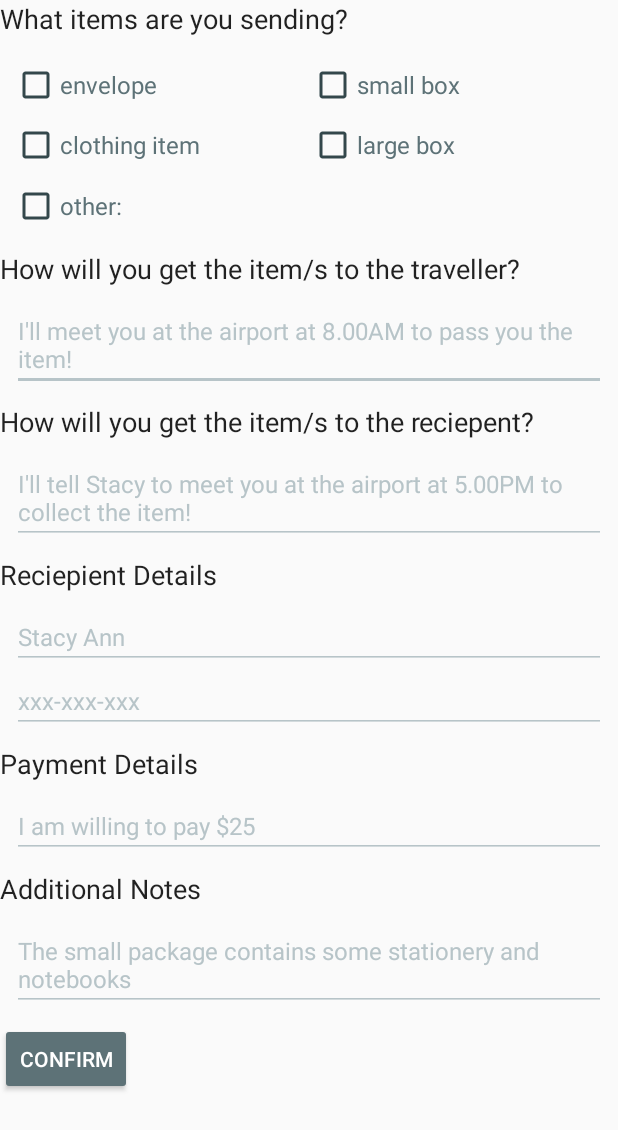
After one commit to robertvunabandi/airspace-app-old, an Android app: the RequestFormActivity screen opened directly, with no data from a screen before it, on a phone screen of 412 x 824 dp. The commit adds this screen. Shown: the top 1130 px of the screen. Run offline under Robolectric (Android 15) with nearby library versions, the phone set to English and light mode, and no system bars.

Commit message:
Added activity request form

```diff
--- a/app/build.gradle
+++ b/app/build.gradle
@@ -32,7 +32,7 @@ dependencies {
     compile 'com.loopj.android:android-async-http:1.4.9'
     compile 'com.android.support:recyclerview-v7:25.3.1'
     compile 'com.github.bumptech.glide:glide:3.8.0'
+    compile 'com.github.aakira:expandable-layout:1.4.2@aar'
     testCompile 'junit:junit:4.12'
     annotationProcessor 'org.parceler:parceler:1.1.6'
-    compile 'com.github.aakira:expandable-layout:1.4.2@aar'
 }
--- a/app/src/main/AndroidManifest.xml
+++ b/app/src/main/AndroidManifest.xml
@@ -22,7 +22,8 @@
         <activity
             android:name=".AdditionalDetails"
             android:theme="@style/Theme.AppCompat.Light.Dialog" />
-        <activity android:name=".TripResultsActivity"></activity>
+        <activity android:name=".TripResultsActivity" />
+        <activity android:name=".RequestFormActivity"></activity>
     </application>
 
 </manifest>
--- /dev/null
+++ b/app/src/main/java/com/example/mandaleeyp/teamrawrapp/RequestFormActivity.java
@@ -0,0 +1,13 @@
+package com.example.mandaleeyp.teamrawrapp;
+
+import android.support.v7.app.AppCompatActivity;
+import android.os.Bundle;
+
+public class RequestFormActivity extends AppCompatActivity {
+
+    @Override
+    protected void onCreate(Bundle savedInstanceState) {
+        super.onCreate(savedInstanceState);
+        setContentView(R.layout.activity_request_form);
+    }
+}
--- a/app/src/main/java/com/example/mandaleeyp/teamrawrapp/fragments/TripsFragment.java
+++ b/app/src/main/java/com/example/mandaleeyp/teamrawrapp/fragments/TripsFragment.java
@@ -30,7 +30,7 @@ import cz.msebera.android.httpclient.Header;
 import static com.bumptech.glide.gifdecoder.GifHeaderParser.TAG;
 
 public class TripsFragment extends Fragment {
-//    public final static String TAG = "TravelFragment";
+    // public final static String TAG = "TravelFragment";
 
     // Database url
     public final static String DB_HEROKU_URL = "http://mysterious-headland-54722.herokuapp.com";
--- /dev/null
+++ b/app/src/main/res/layout/activity_request_form.xml
@@ -0,0 +1,326 @@
+<?xml version="1.0" encoding="utf-8"?>
+<RelativeLayout xmlns:android="http://schemas.android.com/apk/res/android"
+    xmlns:app="http://schemas.android.com/apk/res-auto"
+    xmlns:tools="http://schemas.android.com/tools"
+    android:layout_width="match_parent"
+    android:layout_height="match_parent"
+    tools:context="com.example.mandaleeyp.teamrawrapp.RequestFormActivity">
+
+    <ScrollView
+        android:layout_width="match_parent"
+        android:layout_height="match_parent">
+
+<RelativeLayout
+    android:layout_width="match_parent"
+    android:layout_height="match_parent">
+    <TextView
+        android:id="@+id/tv_itemTitle"
+        android:layout_width="wrap_content"
+        android:layout_height="wrap_content"
+        android:text="What items are you sending?"
+        android:textAppearance="@style/TextAppearance.AppCompat.Body1"
+        android:textSize="18sp"
+        tools:layout_editor_absoluteX="-1dp"
+        tools:layout_editor_absoluteY="2dp" />
+
+    <RelativeLayout
+        android:id="@+id/rl_checkboxes"
+        android:layout_width="match_parent"
+        android:layout_height="wrap_content"
+        android:layout_alignParentLeft="true"
+        android:layout_alignParentStart="true"
+        android:layout_below="@+id/tv_itemTitle"
+        android:padding="8dp">
+
+        <LinearLayout
+            android:id="@+id/rl_choicesCheckboxes"
+            android:layout_width="match_parent"
+            android:layout_height="wrap_content">
+            <!-- envelope, smbox, lgbox, clothing, other -->
+            <LinearLayout
+                android:id="@+id/ll_choicesCheckboxes1"
+                android:layout_width="0dp"
+                android:layout_height="wrap_content"
+                android:layout_weight="1"
+                android:orientation="vertical">
+
+                <CheckBox
+                    android:id="@+id/cb_envelope"
+                    android:layout_width="match_parent"
+                    android:layout_height="wrap_content"
+                    android:layout_marginTop="8dp"
+                    android:backgroundTint="@color/PRegular"
+                    android:buttonTint="@color/SDark"
+                    android:onClick="onCheckboxClicked"
+                    android:text="envelope"
+                    android:textColor="@color/SRegular"
+                    android:textSize="16sp" />
+
+                <CheckBox
+                    android:id="@+id/cb_clothing"
+                    android:layout_width="match_parent"
+                    android:layout_height="wrap_content"
+                    android:layout_marginTop="8dp"
+                    android:backgroundTint="@color/PRegular"
+                    android:buttonTint="@color/SDark"
+                    android:onClick="onCheckboxClicked"
+                    android:text="clothing item"
+                    android:textColor="@color/SRegular"
+                    android:textSize="16sp" />
+            </LinearLayout>
+
+            <LinearLayout
+                android:id="@+id/ll_choicesCheckboxes2"
+                android:layout_width="0dp"
+                android:layout_height="wrap_content"
+                android:layout_weight="1"
+                android:orientation="vertical">
+
+                <CheckBox
+                    android:id="@+id/cb_smallBox"
+                    android:layout_width="match_parent"
+                    android:layout_height="wrap_content"
+                    android:layout_marginTop="8dp"
+                    android:backgroundTint="@color/PRegular"
+                    android:buttonTint="@color/SDark"
+                    android:onClick="onCheckboxClicked"
+                    android:text="small box"
+                    android:textColor="@color/SRegular"
+                    android:textSize="16sp" />
+
+                <CheckBox
+                    android:id="@+id/cb_largeBox"
+                    android:layout_width="match_parent"
+                    android:layout_height="wrap_content"
+                    android:layout_marginTop="8dp"
+                    android:backgroundTint="@color/PRegular"
+                    android:buttonTint="@color/SDark"
+                    android:onClick="onCheckboxClicked"
+                    android:text="large box"
+                    android:textColor="@color/SRegular"
+                    android:textSize="16sp" />
+            </LinearLayout>
+        </LinearLayout>
+
+        <LinearLayout
+            android:id="@+id/rl_choicesOther"
+            android:layout_width="match_parent"
+            android:layout_height="wrap_content"
+            android:layout_below="@+id/rl_choicesCheckboxes"
+            android:layout_centerHorizontal="true"
+            android:layout_marginTop="3dp">
+
+            <CheckBox
+                android:id="@+id/cb_other"
+                android:layout_width="wrap_content"
+                android:layout_height="wrap_content"
+                android:layout_alignParentLeft="true"
+                android:layout_alignParentStart="true"
+                android:layout_centerHorizontal="true"
+                android:buttonTint="@color/SDark"
+                android:onClick="onCheckboxClicked"
+                android:text="other: "
+                android:textColor="@color/SRegular"
+                android:textSize="16sp" />
+
+            <EditText
+                android:id="@+id/et_other"
+                android:layout_width="match_parent"
+                android:layout_height="wrap_content"
+                android:layout_toEndOf="@+id/cb_other"
+                android:layout_toRightOf="@+id/cb_other"
+                android:backgroundTint="@color/SXLight"
+                android:textColor="@color/PRegular"
+                android:textColorHighlight="@color/PRegular"
+                android:textColorHint="@color/SXLight"
+                android:textSize="16sp"
+                android:textStyle="bold"
+                android:visibility="invisible" />
+        </LinearLayout>
+    </RelativeLayout>
+
+    <TextView
+        android:id="@+id/tv_dropoffTitle"
+        android:layout_width="wrap_content"
+        android:layout_height="wrap_content"
+        android:layout_alignParentLeft="true"
+        android:layout_alignParentStart="true"
+        android:layout_below="@+id/rl_checkboxes"
+        android:text="How will you get the item/s to the traveller?"
+        android:textAppearance="@style/TextAppearance.AppCompat.Body1"
+        android:textSize="18sp" />
+
+    <RelativeLayout
+        android:id="@+id/rl_flexiblityDropoffInit"
+        android:layout_width="match_parent"
+        android:layout_height="wrap_content"
+        android:layout_below="@+id/tv_dropoffTitle"
+        android:padding="8dp">
+
+        <EditText
+            android:id="@+id/et_dropoff"
+            android:layout_width="match_parent"
+            android:layout_height="wrap_content"
+            android:layout_alignParentLeft="true"
+            android:layout_alignParentStart="true"
+            android:backgroundTint="@color/SXLight"
+            android:hint="I'll meet you at the airport at 8.00AM to pass you the item!"
+            android:textColor="@color/PRegular"
+            android:textColorHighlight="@color/PRegular"
+            android:textColorHint="@color/SXLight"
+            android:textSize="16sp" />
+    </RelativeLayout>
+
+    <TextView
+        android:id="@+id/tv_pickupTitle"
+        android:layout_width="wrap_content"
+        android:layout_height="wrap_content"
+        android:layout_alignParentLeft="true"
+        android:layout_alignParentStart="true"
+        android:layout_below="@+id/rl_flexiblityDropoffInit"
+        android:text="How will you get the item/s to the reciepent?"
+        android:textAppearance="@style/TextAppearance.AppCompat.Body1"
+        android:textSize="18sp" />
+
+    <RelativeLayout
+        android:id="@+id/rl_flexiblityPickupInit"
+        android:layout_width="match_parent"
+        android:layout_height="wrap_content"
+        android:layout_below="@+id/tv_pickupTitle"
+        android:padding="8dp">
+
+        <EditText
+            android:id="@+id/et_pickup"
+            android:layout_width="match_parent"
+            android:layout_height="wrap_content"
+            android:layout_alignParentLeft="true"
+            android:layout_alignParentStart="true"
+            android:backgroundTint="@color/SXLight"
+            android:hint="I'll tell Stacy to meet you at the airport at 5.00PM to collect the item!"
+            android:textColor="@color/PRegular"
+            android:textColorHighlight="@color/PRegular"
+            android:textColorHint="@color/SXLight"
+            android:textSize="16sp" />
+    </RelativeLayout>
+
+    <TextView
+        android:id="@+id/tv_recipientDetails"
+        android:layout_width="wrap_content"
+        android:layout_height="wrap_content"
+        android:layout_below="@id/rl_flexiblityPickupInit"
+        android:text="Reciepient Details"
+        android:textAppearance="@style/TextAppearance.AppCompat.Body1"
+        android:textSize="18sp"
+        tools:layout_editor_absoluteX="-1dp"
+        tools:layout_editor_absoluteY="2dp" />
+
+    <RelativeLayout
+        android:id="@+id/rl_recipientName"
+        android:layout_width="match_parent"
+        android:layout_height="wrap_content"
+        android:layout_below="@+id/tv_recipientDetails"
+        android:padding="8dp">
+
+        <EditText
+            android:id="@+id/et_name"
+            android:layout_width="match_parent"
+            android:layout_height="wrap_content"
+            android:layout_alignParentLeft="true"
+            android:layout_alignParentStart="true"
+            android:backgroundTint="@color/SXLight"
+            android:hint="Stacy Ann"
+            android:textColor="@color/PRegular"
+            android:textColorHighlight="@color/PRegular"
+            android:textColorHint="@color/SXLight"
+            android:textSize="16sp" />
+
+        <EditText
+            android:id="@+id/et_no"
+            android:layout_width="match_parent"
+            android:layout_height="wrap_content"
+            android:layout_alignParentLeft="true"
+            android:layout_alignParentStart="true"
+            android:layout_below="@id/et_name"
+            android:backgroundTint="@color/SXLight"
+            android:hint="xxx-xxx-xxx"
+            android:inputType="number"
+            android:textColor="@color/PRegular"
+            android:textColorHighlight="@color/PRegular"
+            android:textColorHint="@color/SXLight"
+            android:textSize="16sp" />
+    </RelativeLayout>
+
+    <TextView
+        android:id="@+id/tv_paymentTitle"
+        android:layout_width="wrap_content"
+        android:layout_height="wrap_content"
+        android:layout_below="@id/rl_recipientName"
+        android:text="Payment Details"
+        android:textAppearance="@style/TextAppearance.AppCompat.Body1"
+        android:textSize="18sp"
+        tools:layout_editor_absoluteX="-1dp"
+        tools:layout_editor_absoluteY="2dp" />
+
+    <RelativeLayout
+        android:id="@+id/rl_payment"
+        android:layout_width="match_parent"
+        android:layout_height="wrap_content"
+        android:layout_below="@+id/tv_paymentTitle"
+        android:padding="8dp">
+
+        <EditText
+            android:id="@+id/et_payment"
+            android:layout_width="match_parent"
+            android:layout_height="wrap_content"
+            android:layout_alignParentLeft="true"
+            android:layout_alignParentStart="true"
+            android:backgroundTint="@color/SXLight"
+            android:hint="I am willing to pay $25"
+            android:textColor="@color/PRegular"
+            android:textColorHighlight="@color/PRegular"
+            android:textColorHint="@color/SXLight"
+            android:textSize="16sp" />
+        </RelativeLayout>
+
+    <TextView
+        android:id="@+id/tv_detailsTitle"
+        android:layout_width="wrap_content"
+        android:layout_height="wrap_content"
+        android:layout_below="@id/rl_payment"
+        android:text="Additional Notes"
+        android:textAppearance="@style/TextAppearance.AppCompat.Body1"
+        android:textSize="18sp"
+        tools:layout_editor_absoluteX="-1dp"
+        tools:layout_editor_absoluteY="2dp" />
+
+    <RelativeLayout
+        android:id="@+id/rl_additionalDetails"
+        android:layout_width="match_parent"
+        android:layout_height="wrap_content"
+        android:layout_below="@+id/tv_detailsTitle"
+        android:padding="8dp">
+
+        <EditText
+            android:id="@+id/et_details"
+            android:layout_width="match_parent"
+            android:layout_height="wrap_content"
+            android:layout_alignParentLeft="true"
+            android:layout_alignParentStart="true"
+            android:backgroundTint="@color/SXLight"
+            android:hint="The small package contains some stationery and notebooks"
+            android:textColor="@color/PRegular"
+            android:textColorHighlight="@color/PRegular"
+            android:textColorHint="@color/SXLight"
+            android:textSize="16sp" />
+    </RelativeLayout>
+
+    <Button
+        android:id="@+id/bt_confirm"
+        style="@style/Widget.AppCompat.Button.Colored"
+        android:layout_width="wrap_content"
+        android:layout_height="wrap_content"
+        android:layout_below="@id/rl_additionalDetails"
+        android:text="CONFIRM" />
+</RelativeLayout>
+    </ScrollView>
+</RelativeLayout>
```
